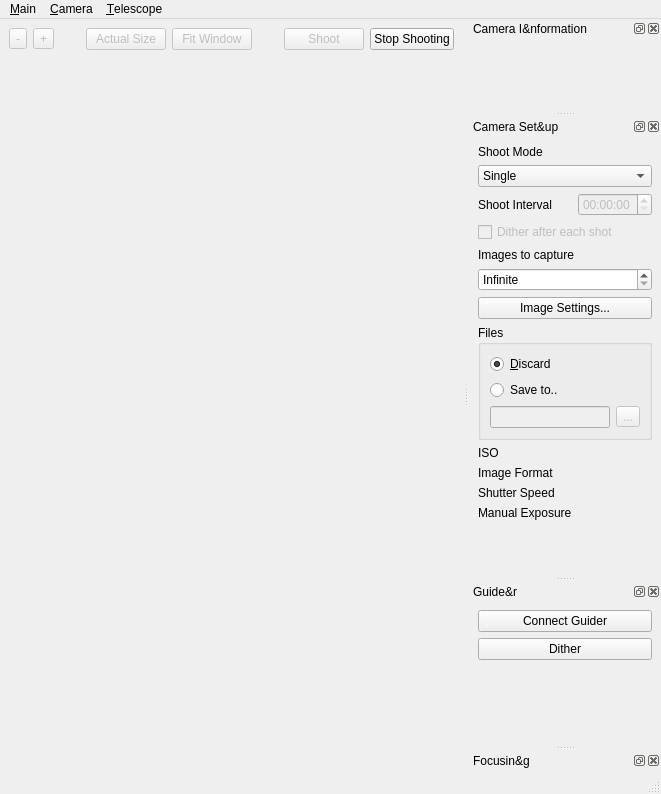
Old version of the form dslr-qt-shooter/ui/dslr_shooter_window.ui in the repository Edlward/GalaxyHunter.
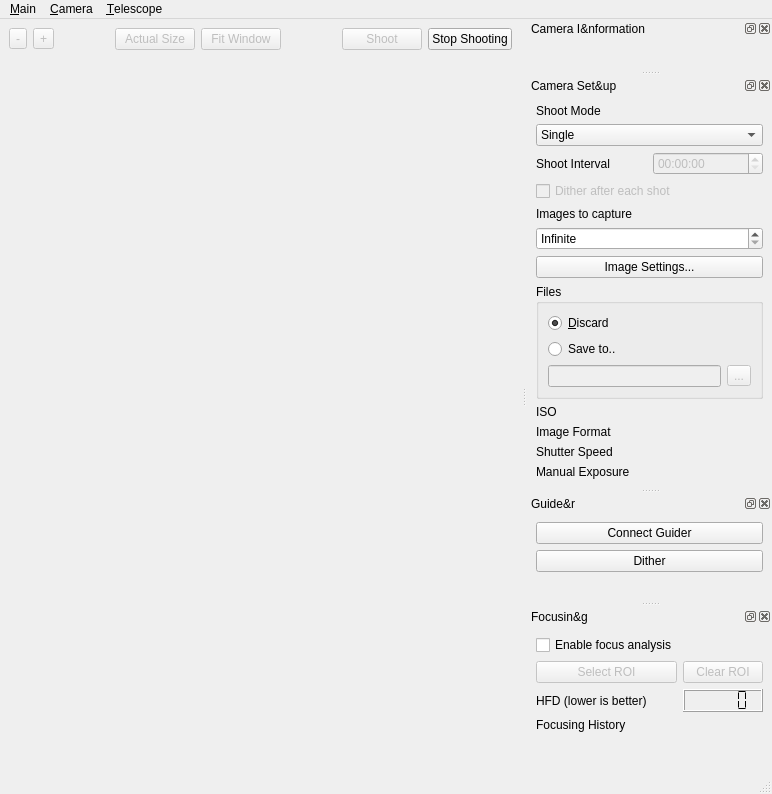
New version of the form. Custom widgets are drawn as their Qt base class.

```diff
--- a/dslr-qt-shooter/ui/dslr_shooter_window.ui
+++ b/dslr-qt-shooter/ui/dslr_shooter_window.ui
@@ -6,7 +6,7 @@
    <rect>
     <x>0</x>
     <y>0</y>
-    <width>661</width>
+    <width>772</width>
     <height>794</height>
    </rect>
   </property>
@@ -137,7 +137,7 @@
     <rect>
      <x>0</x>
      <y>0</y>
-     <width>661</width>
+     <width>772</width>
      <height>28</height>
     </rect>
    </property>
@@ -458,15 +458,8 @@
     <number>2</number>
    </attribute>
    <widget class="QWidget" name="dockWidgetContents_4">
-    <widget class="QWidget" name="layoutWidget">
-     <property name="geometry">
-      <rect>
-       <x>20</x>
-       <y>0</y>
-       <width>237</width>
-       <height>497</height>
-      </rect>
-     </property>
+    <layout class="QGridLayout" name="gridLayout_2">
+     <item row="0" column="0">
      <layout class="QGridLayout" name="gridLayout_10">
       <item row="0" column="0">
        <widget class="QCheckBox" name="enable_focus_analysis">
@@ -562,7 +555,8 @@
        </spacer>
       </item>
      </layout>
-    </widget>
+     </item>
+    </layout>
    </widget>
   </widget>
   <action name="actionConnect_LinGuider">
```
Lines whose indentation alone changed are shown as unchanged.
